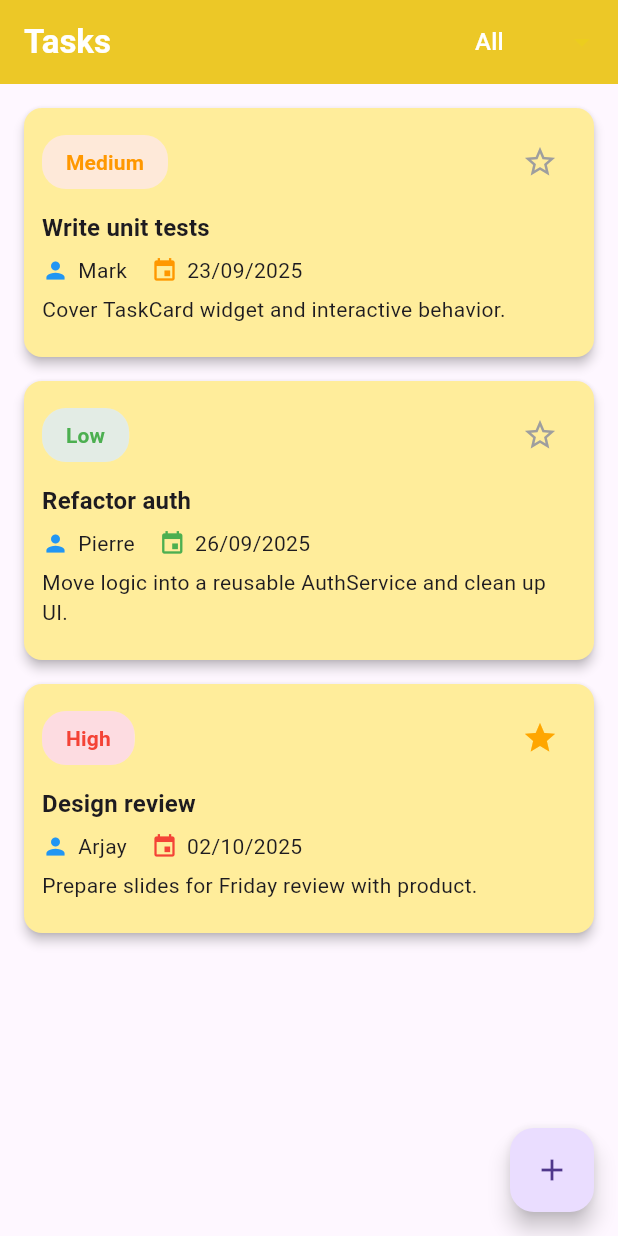
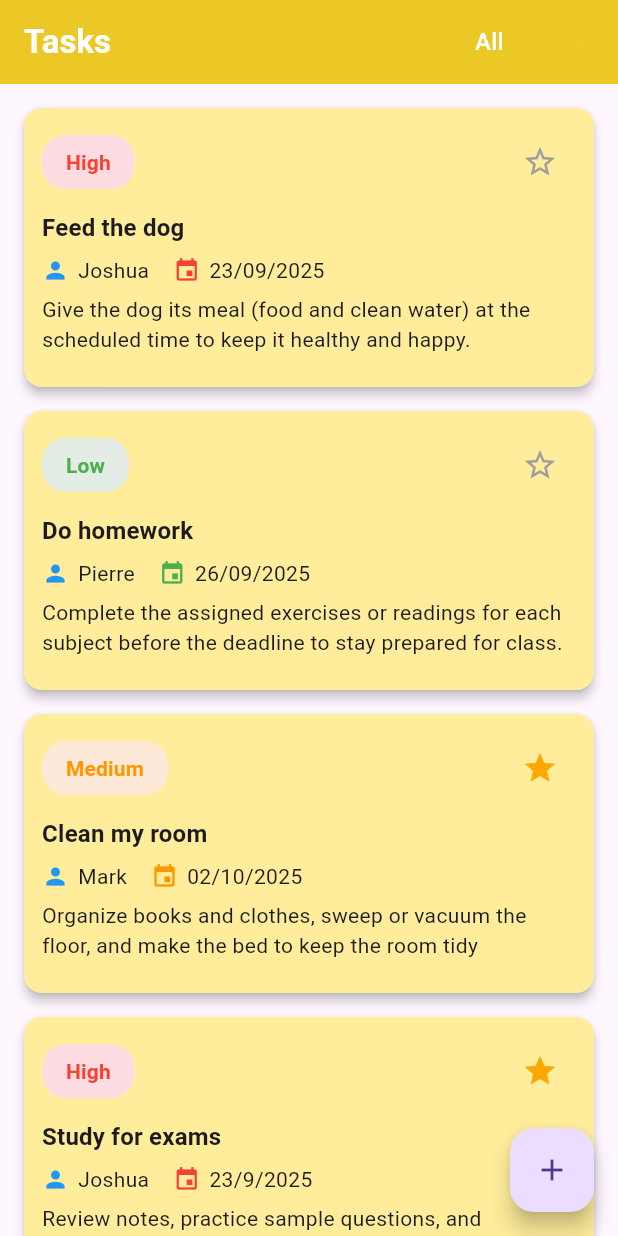
Before and after one commit to markCc01001-arch/widgets_practice, a Flutter app: the screen it shows after launch, on a phone screen of 412 x 824 dp. Run offline on Flutter 3.47's test engine with Material 3 defaults, Android fonts, the phone set to English and light mode, and no system bars.

Commit message:
D: extracted widgets and updated demo data

```diff
--- a/lib/main.dart
+++ b/lib/main.dart
@@ -27,26 +27,48 @@ class _TaskListPageState extends State<TaskListPage> {
   String _selectedFilter = "All";
   final List<Map<String, dynamic>> _demoTasks = [
     {
-      'title': 'Write unit tests',
-      'description': 'Cover TaskCard widget and interactive behavior.',
-      'priority': 'Medium',
+      'title': 'Feed the dog',
+      'description':
+          'Give the dog its meal (food and clean water) at the scheduled time to keep it healthy and happy.',
+      'priority': 'High',
       'date': '23/09/2025',
-      'name': 'Mark',
-      'isImportant': false, // 👈 added
+      'name': 'Joshua',
+      'isImportant': false, //
     },
     {
-      'title': 'Refactor auth',
-      'description': 'Move logic into a reusable AuthService and clean up UI.',
+      'title': 'Do homework',
+      'description':
+          'Complete the assigned exercises or readings for each subject before the deadline to stay prepared for class.',
       'priority': 'Low',
       'date': '26/09/2025',
       'name': 'Pierre',
       'isImportant': false,
     },
     {
-      'title': 'Design review',
-      'description': 'Prepare slides for Friday review with product.',
+      'title': 'Clean my room',
+      'description':
+          'Organize books and clothes, sweep or vacuum the floor, and make the bed to keep the room tidy',
+      'priority': 'Medium',
+      'date': '02/10/2025',
+      'name': 'Mark',
+      'isImportant': true,
+    },
+
+    {
+      'title': 'Study for exams',
+      'description':
+          'Review notes, practice sample questions, and summarize key topics to prepare for upcoming tests.',
       'priority': 'High',
-      'date': '02/10/2025',
+      'date': '23/9/2025',
+      'name': 'Joshua',
+      'isImportant': true,
+    },
+    {
+      'title': 'Wash the dishes',
+      'description':
+          'Clean the used plates, glasses, and utensils, then dry and return them to their proper places.',
+      'priority': 'Medium',
+      'date': '02/9/2025',
       'name': 'Arjay',
       'isImportant': true,
     },
@@ -63,19 +85,13 @@ class _TaskListPageState extends State<TaskListPage> {
         backgroundColor: const Color.fromARGB(255, 236, 200, 39),
         title: const Text(
           'Tasks',
-          style: TextStyle(
-            color: Colors.white,
-            fontWeight: FontWeight.bold, // 👈 make "Tasks" bold
-          ),
+          style: TextStyle(color: Colors.white, fontWeight: FontWeight.bold),
         ),
         actions: [
           DropdownButtonHideUnderline(
             child: DropdownButton<String>(
               value: _selectedFilter,
-              hint: const Text(
-                "All",
-                style: TextStyle(color: Colors.white), // 👈 hint text white
-              ),
+              hint: const Text("All", style: TextStyle(color: Colors.white)),
               items: const [
                 DropdownMenuItem(
                   value: "All",
```
